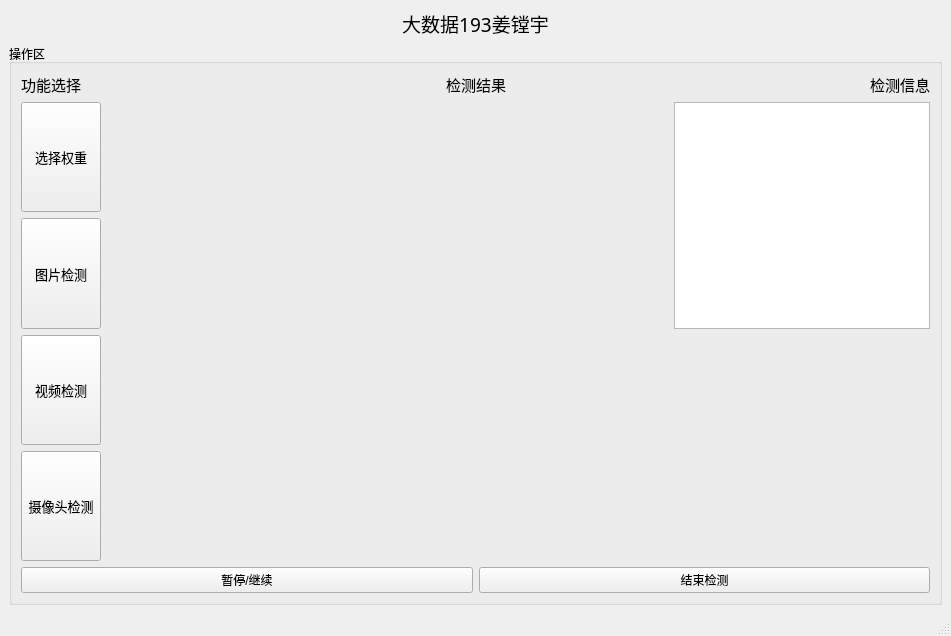
First picture: the form in pyqt/ui/MainWindow.ui, repository iWorld-y/gene_yolov5_pyqt, before the edit.
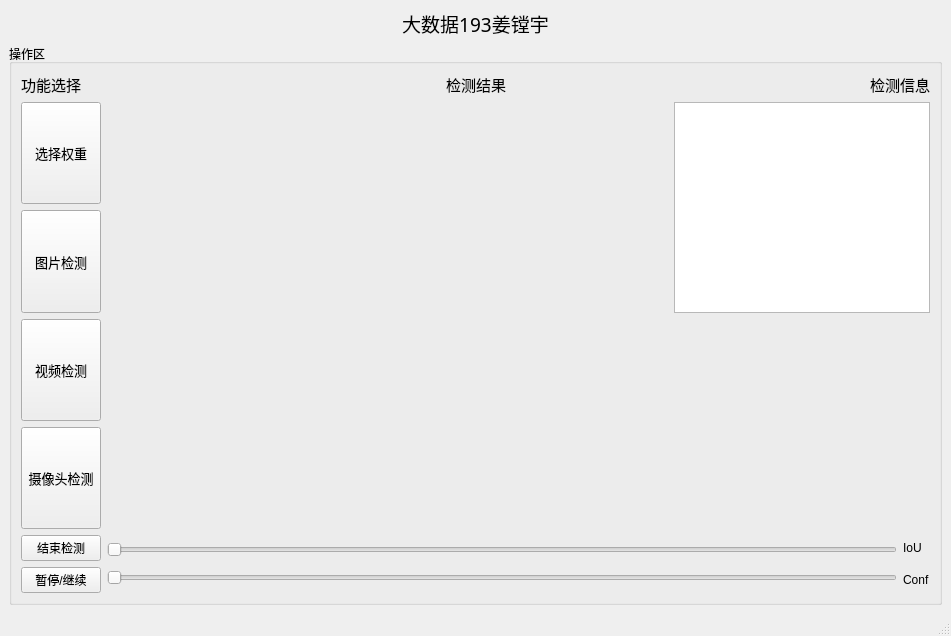
Second picture: the form after the edit. Icons and pictures are not drawn.

Patch:
```diff
--- a/pyqt/ui/MainWindow.ui
+++ b/pyqt/ui/MainWindow.ui
@@ -265,18 +265,62 @@
        <item>
         <layout class="QHBoxLayout" name="horizontalLayout">
          <item>
-          <widget class="QPushButton" name="pause_video">
-           <property name="text">
-            <string>暂停/继续</string>
-           </property>
-          </widget>
+          <layout class="QHBoxLayout" name="horizontalLayout_5">
+           <item>
+            <layout class="QVBoxLayout" name="verticalLayout_5">
+             <item>
+              <widget class="QPushButton" name="quit_button">
+               <property name="text">
+                <string>结束检测</string>
+               </property>
+              </widget>
+             </item>
+             <item>
+              <widget class="QPushButton" name="pause_video">
+               <property name="text">
+                <string>暂停/继续</string>
+               </property>
+              </widget>
+             </item>
+            </layout>
+           </item>
+          </layout>
          </item>
          <item>
-          <widget class="QPushButton" name="quit_button">
-           <property name="text">
-            <string>结束检测</string>
-           </property>
-          </widget>
+          <layout class="QVBoxLayout" name="verticalLayout_6">
+           <item>
+            <widget class="QSlider" name="IoU_Slider">
+             <property name="orientation">
+              <enum>Qt::Horizontal</enum>
+             </property>
+            </widget>
+           </item>
+           <item>
+            <widget class="QSlider" name="Conf_Slider">
+             <property name="orientation">
+              <enum>Qt::Horizontal</enum>
+             </property>
+            </widget>
+           </item>
+          </layout>
+         </item>
+         <item>
+          <layout class="QVBoxLayout" name="verticalLayout_7">
+           <item>
+            <widget class="QLabel" name="IoU_label">
+             <property name="text">
+              <string>IoU</string>
+             </property>
+            </widget>
+           </item>
+           <item>
+            <widget class="QLabel" name="Conf_label">
+             <property name="text">
+              <string>Conf</string>
+             </property>
+            </widget>
+           </item>
+          </layout>
          </item>
         </layout>
        </item>
```
